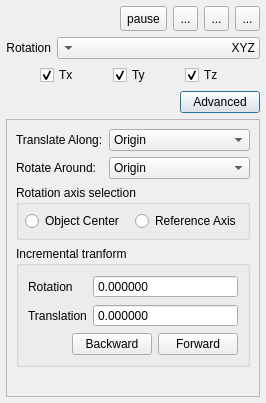
Qt form qCC/ui_templates/graphicalTransformationDlg.ui (CloudCompare/CloudCompare) before a commit.
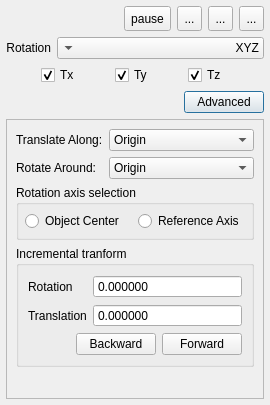
The same form after that commit. Icons and pictures are not drawn.

Diff of the .ui file:
```diff
--- a/qCC/ui_templates/graphicalTransformationDlg.ui
+++ b/qCC/ui_templates/graphicalTransformationDlg.ui
@@ -6,8 +6,8 @@
    <rect>
     <x>0</x>
     <y>0</y>
-    <width>266</width>
-    <height>403</height>
+    <width>270</width>
+    <height>405</height>
    </rect>
   </property>
   <property name="sizePolicy">
```
